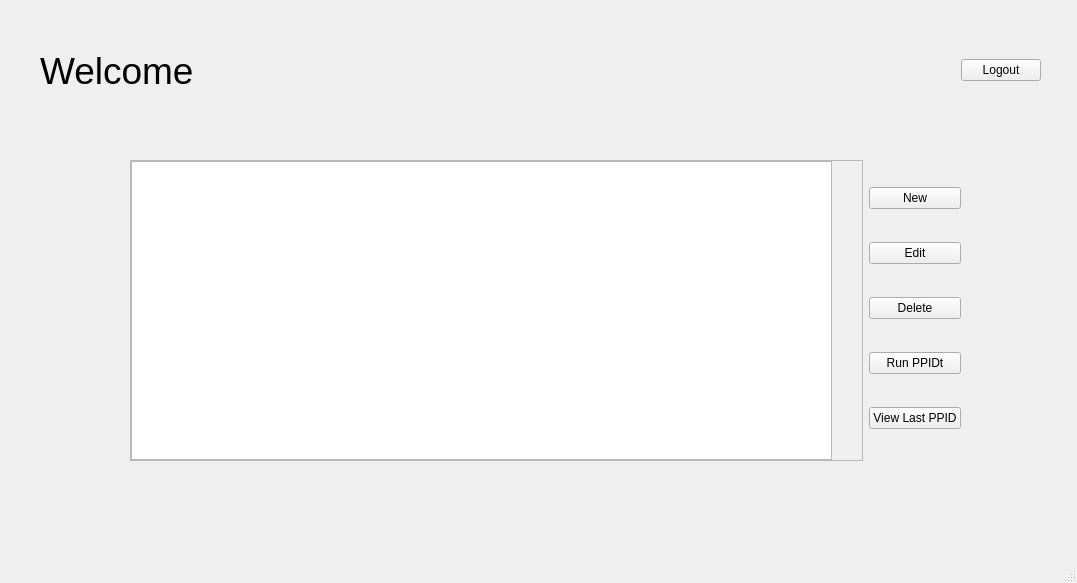
Old version of the form src/UserSubsystem/adminform.ui in the repository CaptOkie/code-first-think-later.
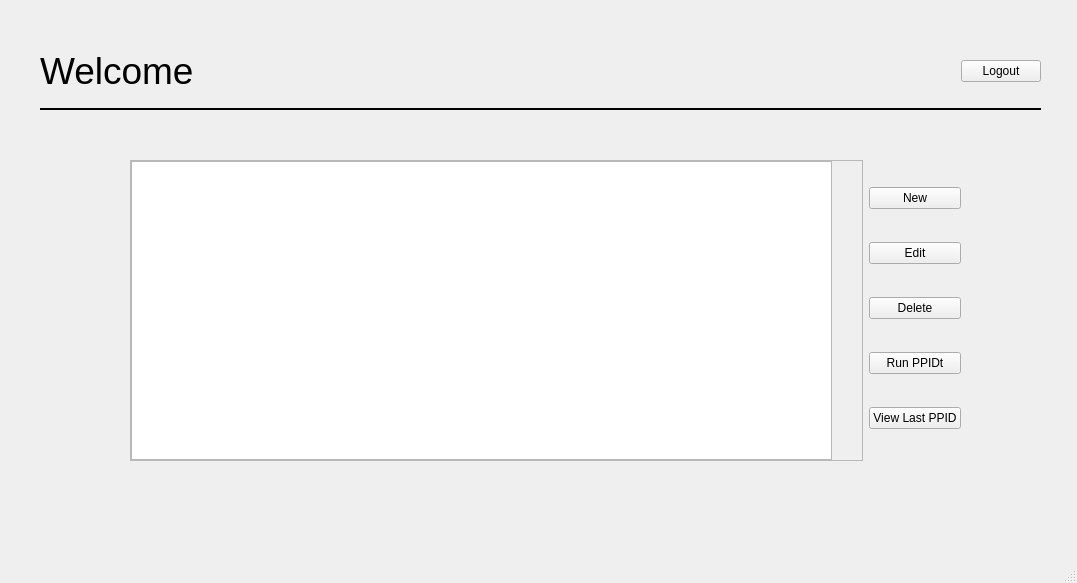
New version of the form.

What changed in the file:
```diff
--- a/src/UserSubsystem/adminform.ui
+++ b/src/UserSubsystem/adminform.ui
@@ -14,68 +14,6 @@
    <string>MainWindow</string>
   </property>
   <widget class="QWidget" name="centralwidget">
-   <widget class="QWidget" name="horizontalLayoutWidget">
-    <property name="geometry">
-     <rect>
-      <x>40</x>
-      <y>40</y>
-      <width>1001</width>
-      <height>61</height>
-     </rect>
-    </property>
-    <layout class="QHBoxLayout" name="horizontalLayout">
-     <item>
-      <widget class="QLabel" name="welcomeLabel">
-       <property name="maximumSize">
-        <size>
-         <width>497</width>
-         <height>16777215</height>
-        </size>
-       </property>
-       <property name="font">
-        <font>
-         <pointsize>28</pointsize>
-        </font>
-       </property>
-       <property name="text">
-        <string>Welcome</string>
-       </property>
-      </widget>
-     </item>
-     <item>
-      <widget class="QLabel" name="nameLabel">
-       <property name="font">
-        <font>
-         <pointsize>26</pointsize>
-        </font>
-       </property>
-       <property name="text">
-        <string>&lt;name&gt;</string>
-       </property>
-      </widget>
-     </item>
-     <item>
-      <spacer name="horizontalSpacer">
-       <property name="orientation">
-        <enum>Qt::Horizontal</enum>
-       </property>
-       <property name="sizeHint" stdset="0">
-        <size>
-         <width>40</width>
-         <height>20</height>
-        </size>
-       </property>
-      </spacer>
-     </item>
-     <item>
-      <widget class="QPushButton" name="logoutButton">
-       <property name="text">
-        <string>Logout</string>
-       </property>
-      </widget>
-     </item>
-    </layout>
-   </widget>
    <widget class="QWidget" name="horizontalLayoutWidget_2">
     <property name="geometry">
      <rect>
@@ -154,7 +92,85 @@
      </item>
     </layout>
    </widget>
-   <zorder>horizontalLayoutWidget</zorder>
+   <widget class="QWidget" name="verticalLayoutWidget_2">
+    <property name="geometry">
+     <rect>
+      <x>40</x>
+      <y>40</y>
+      <width>1001</width>
+      <height>81</height>
+     </rect>
+    </property>
+    <layout class="QVBoxLayout" name="verticalLayout_2">
+     <item>
+      <layout class="QHBoxLayout" name="horizontalLayout">
+       <item>
+        <widget class="QLabel" name="welcomeLabel">
+         <property name="maximumSize">
+          <size>
+           <width>497</width>
+           <height>16777215</height>
+          </size>
+         </property>
+         <property name="font">
+          <font>
+           <pointsize>28</pointsize>
+          </font>
+         </property>
+         <property name="text">
+          <string>Welcome</string>
+         </property>
+        </widget>
+       </item>
+       <item>
+        <widget class="QLabel" name="nameLabel">
+         <property name="font">
+          <font>
+           <pointsize>26</pointsize>
+          </font>
+         </property>
+         <property name="text">
+          <string>&lt;name&gt;</string>
+         </property>
+        </widget>
+       </item>
+       <item>
+        <spacer name="horizontalSpacer">
+         <property name="orientation">
+          <enum>Qt::Horizontal</enum>
+         </property>
+         <property name="sizeHint" stdset="0">
+          <size>
+           <width>40</width>
+           <height>20</height>
+          </size>
+         </property>
+        </spacer>
+       </item>
+       <item>
+        <widget class="QPushButton" name="logoutButton">
+         <property name="text">
+          <string>Logout</string>
+         </property>
+        </widget>
+       </item>
+      </layout>
+     </item>
+     <item>
+      <widget class="Line" name="line">
+       <property name="frameShadow">
+        <enum>QFrame::Plain</enum>
+       </property>
+       <property name="lineWidth">
+        <number>2</number>
+       </property>
+       <property name="orientation">
+        <enum>Qt::Horizontal</enum>
+       </property>
+      </widget>
+     </item>
+    </layout>
+   </widget>
    <zorder>nameLabel</zorder>
    <zorder>horizontalLayoutWidget_2</zorder>
   </widget>
```
Left out of the diff: 1 changed line with no effect on the pictures.
